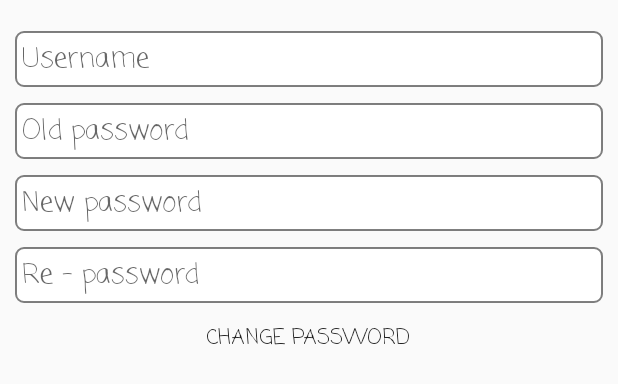
After one commit to AdeDom/TheEggGame, an Android app: the layout dialog_change_password.xml on its own in the app's theme, with its tools: preview values and no code run, on a phone screen of 412 x 824 dp. The commit adds this screen. Shown: the top 384 px of the screen. Run offline under Robolectric (Android 15) with nearby library versions, the phone set to English and light mode, and no system bars.

Commit message:
change password

```diff
--- /dev/null
+++ b/app/src/main/java/com/adedom/theegggame/data/models/JsonResponse.kt
@@ -0,0 +1,3 @@
+package com.adedom.theegggame.data.models
+
+data class JsonResponse(val result: String)
--- /dev/null
+++ b/app/src/main/res/layout/dialog_change_password.xml
@@ -0,0 +1,74 @@
+<?xml version="1.0" encoding="utf-8"?>
+<LinearLayout xmlns:android="http://schemas.android.com/apk/res/android"
+        android:layout_width="match_parent"
+        android:layout_height="match_parent"
+        android:focusable="true"
+        android:focusableInTouchMode="true"
+        android:orientation="vertical"
+        android:padding="10dp">
+
+    <com.google.android.material.textfield.TextInputLayout
+            android:layout_width="match_parent"
+            android:layout_height="wrap_content">
+
+        <EditText
+                android:id="@+id/mEdtUsername"
+                android:layout_width="match_parent"
+                android:layout_height="wrap_content"
+                android:background="@drawable/shape_edit"
+                android:digits="ABCDEFGHIJKLMNOPQRSTUVWXYZabcdefghijklmnopqrstuvwxyz1234567890"
+                android:enabled="false"
+                android:hint="@string/username"
+                android:inputType="textFilter" />
+    </com.google.android.material.textfield.TextInputLayout>
+
+    <com.google.android.material.textfield.TextInputLayout
+            android:layout_width="match_parent"
+            android:layout_height="wrap_content">
+
+        <EditText
+                android:id="@+id/mEdtOldPassword"
+                android:layout_width="match_parent"
+                android:layout_height="wrap_content"
+                android:background="@drawable/shape_edit"
+                android:digits="ABCDEFGHIJKLMNOPQRSTUVWXYZabcdefghijklmnopqrstuvwxyz1234567890"
+                android:hint="@string/old_password"
+                android:inputType="textPassword" />
+    </com.google.android.material.textfield.TextInputLayout>
+
+    <com.google.android.material.textfield.TextInputLayout
+            android:layout_width="match_parent"
+            android:layout_height="wrap_content">
+
+        <EditText
+                android:id="@+id/mEdtNewPassword"
+                android:layout_width="match_parent"
+                android:layout_height="wrap_content"
+                android:background="@drawable/shape_edit"
+                android:digits="ABCDEFGHIJKLMNOPQRSTUVWXYZabcdefghijklmnopqrstuvwxyz1234567890"
+                android:hint="@string/new_password"
+                android:inputType="textPassword" />
+    </com.google.android.material.textfield.TextInputLayout>
+
+    <com.google.android.material.textfield.TextInputLayout
+            android:layout_width="match_parent"
+            android:layout_height="wrap_content">
+
+        <EditText
+                android:id="@+id/mEdtRePassword"
+                android:layout_width="match_parent"
+                android:layout_height="wrap_content"
+                android:background="@drawable/shape_edit"
+                android:digits="ABCDEFGHIJKLMNOPQRSTUVWXYZabcdefghijklmnopqrstuvwxyz1234567890"
+                android:hint="@string/re_password"
+                android:inputType="textPassword" />
+    </com.google.android.material.textfield.TextInputLayout>
+
+    <Button
+            android:id="@+id/mBtnSave"
+            style="@style/Widget.AppCompat.Button.Borderless"
+            android:layout_width="wrap_content"
+            android:layout_height="wrap_content"
+            android:layout_gravity="center_horizontal"
+            android:text="@string/change_password" />
+</LinearLayout>
--- a/app/src/main/res/layout/dialog_setting.xml
+++ b/app/src/main/res/layout/dialog_setting.xml
@@ -22,7 +22,7 @@
             android:layout_width="200dp"
             android:layout_height="wrap_content"
             android:gravity="left|center"
-            android:text="Change Password" />
+            android:text="@string/change_password" />
     </LinearLayout>
 
     <LinearLayout
--- a/app/src/main/res/values/strings.xml
+++ b/app/src/main/res/values/strings.xml
@@ -18,7 +18,6 @@
     <string name="start_game">Start Game</string>
     <string name="welcome">Welcome to The Egg Game</string>
     <string name="on_back_pressed">Press back again to exit</string>
-    <string name="recording_complete">Recording complete</string>
     <string name="register">Register</string>
     <string name="username">Username</string>
     <string name="password">Password</string>
@@ -48,5 +47,9 @@
     <string name="error_password_less">Please enter your password no less than 4 characters</string>
     <string name="error_password_not_match">Passwords do not match</string>
     <string name="search">Search</string>
+    <string name="change_password">Change Password</string>
+    <string name="old_password">Old password</string>
+    <string name="new_password">New password</string>
+    <string name="successfully">Successfully</string>
 
 </resources>
```
Also changed, not shown: app/src/main/java/com/adedom/theegggame/data/networks/PlayerApi.kt (+9 -0 lines), app/src/main/java/com/adedom/theegggame/data/repositories/PlayerRepository.kt (+23 -0 lines), app/src/main/java/com/adedom/theegggame/ui/dialogs/ChangePasswordDialog.kt (added, +91 -0 lines), app/src/main/java/com/adedom/theegggame/ui/dialogs/SettingDialog.kt (+5 -8 lines), app/src/main/java/com/adedom/theegggame/ui/dialogs/UpdatePlayerDialog.kt (deleted, +0 -155 lines), app/src/main/java/com/adedom/theegggame/ui/viewmodels/ChangePasswordDialogViewModel.kt (added, +14 -0 lines), utility/src/main/java/com/adedom/utility/Utilities.kt (+9 -9 lines).
